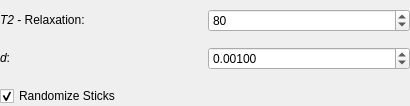
Above: Plugins/org.mitk.gui.qt.diffusionimaging/src/QmitkAstrosticksModelParametersWidgetControls.ui from MITK/MITK before the change. Below: the same form after it.
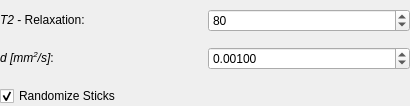
That is the form after the change.

Commit message: added diffusivity units to gui

```diff
--- a/Plugins/org.mitk.gui.qt.diffusionimaging/src/QmitkAstrosticksModelParametersWidgetControls.ui
+++ b/Plugins/org.mitk.gui.qt.diffusionimaging/src/QmitkAstrosticksModelParametersWidgetControls.ui
@@ -71,7 +71,7 @@
       <item row="1" column="0">
        <widget class="QLabel" name="label">
         <property name="text">
-         <string>&lt;html&gt;&lt;head/&gt;&lt;body&gt;&lt;p&gt;&lt;span style=&quot; font-style:italic;&quot;&gt;d&lt;/span&gt;:&lt;/p&gt;&lt;/body&gt;&lt;/html&gt;</string>
+         <string>&lt;html&gt;&lt;head/&gt;&lt;body&gt;&lt;p&gt;&lt;span style=&quot; font-style:italic;&quot;&gt;d [mm&lt;/span&gt;&lt;span style=&quot; font-style:italic; vertical-align:super;&quot;&gt;2&lt;/span&gt;&lt;span style=&quot; font-style:italic;&quot;&gt;/s&lt;/span&gt;&lt;span style=&quot; font-style:italic;&quot;&gt;]&lt;/span&gt;:&lt;/p&gt;&lt;/body&gt;&lt;/html&gt;</string>
         </property>
        </widget>
       </item>
```
Left out of the diff: 22 changed lines with no effect on the pictures. The commit also changes 6 other files.
